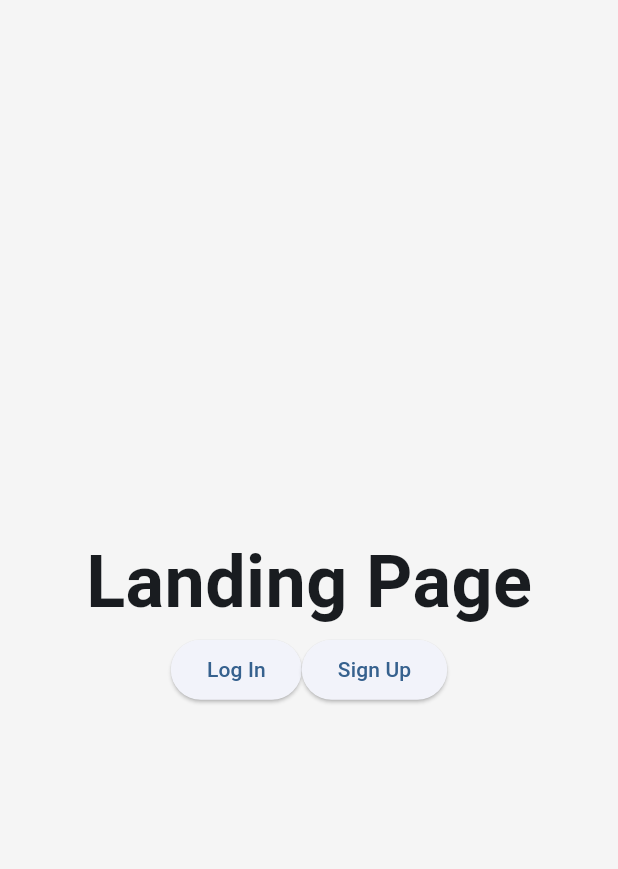
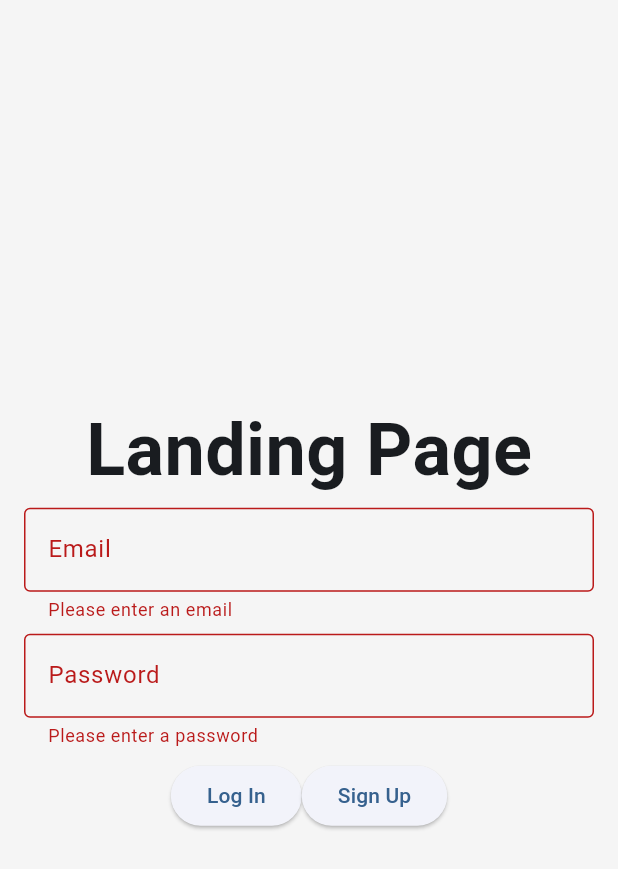
Before and after one commit to giociudadano/echo, a Flutter app: the screen it shows after launch, after a tap on "Log In", on a phone screen of 412 x 824 dp. Shown: the top 869 px of the screen. Run offline on Flutter 3.47's test engine with Material 2 defaults, Android fonts, the phone set to English and light mode, and no system bars; our stand-ins replace firebase_auth, firebase_core; accounts and stored records are empty.

Commit message:
Adds home page support for logged in users

```diff
--- a/lib/login_page.dart
+++ b/lib/login_page.dart
@@ -1,8 +1,13 @@
 import 'package:bullet/signup_page.dart';
 import 'package:flutter/material.dart';
 
+import 'home_page.dart';
+
 class LoginPage extends StatelessWidget {
-  const LoginPage({super.key});
+  LoginPage({super.key});
+  final GlobalKey<FormState> _formKey = GlobalKey<FormState>();
+  final _inputEmail = TextEditingController();
+  final _inputPassword = TextEditingController();
 
   @override
   Widget build(BuildContext context) {
@@ -13,20 +18,69 @@ class LoginPage extends StatelessWidget {
           child: Column(
             mainAxisAlignment: MainAxisAlignment.center,
             children: [
-              Text('Landing Page',
+              const Text('Landing Page',
                 style: TextStyle(fontWeight: FontWeight.w700, fontSize: 48,)
               ),
-              Row(
-                mainAxisSize: MainAxisSize.min,
-                children: [
-                  ElevatedButton(onPressed: () {
-
-                  }, child: Text('Log In'),),
-                  ElevatedButton(onPressed: () {
-                    Navigator.push(context, MaterialPageRoute(builder: (context) => SignupPage()),
-                    );
-                  }, child: Text('Sign Up'),),
-                ],
+              Form(
+                key: _formKey,
+                child: Column(
+                  children: [
+                    Padding(
+                      padding: const EdgeInsets.symmetric(horizontal: 16, vertical: 4),
+                      child: TextFormField(
+                        controller: _inputEmail,
+                        decoration: const InputDecoration(
+                          border: OutlineInputBorder(),
+                          labelText: 'Email',
+                          hintText: 'Enter your email',
+                        ),
+                        validator: (String? value) {
+                          return _verifyEmail(value);
+                        },
+                      ),
+                    ),
+                    Padding(
+                      padding: const EdgeInsets.symmetric(horizontal: 16, vertical: 4),
+                      child: TextFormField(
+                        controller: _inputPassword,
+                        obscureText: true,
+                        decoration: const InputDecoration(
+                          border: OutlineInputBorder(),
+                          labelText: 'Password',
+                          hintText: 'Enter your password',
+                        ),
+                        validator: (String? value) {
+                          return _verifyPassword(value);
+                        },
+                      ),
+                    ),
+                    Padding(
+                      padding: const EdgeInsets.symmetric(horizontal: 16, vertical: 4),
+                      child: Row(
+                        mainAxisSize: MainAxisSize.min,
+                        children: [
+                          ElevatedButton(
+                            onPressed: () {
+                              if (_formKey.currentState!.validate()) {
+                                ScaffoldMessenger.of(context).showSnackBar(const SnackBar(
+                                  content: Text("Account logged in!"),
+                                ));
+                                Navigator.pushAndRemoveUntil(context, MaterialPageRoute(builder: (context) => HomePage()), (route) => false);
+                              }
+                            },
+                            child: const Text('Log In'),
+                          ),
+                          ElevatedButton(
+                            onPressed: () {
+                              Navigator.push(context, MaterialPageRoute(builder: (context) => SignupPage()));
+                            },
+                            child: const Text('Sign Up'),
+                          ),
+                        ],
+                      ),
+                    ),
+                  ],
+                ),
               ),
             ],
           ),
@@ -34,4 +88,18 @@ class LoginPage extends StatelessWidget {
       ),
     );
   }
+
+  _verifyEmail(value) {
+    if (value == null || value.isEmpty) {
+      return 'Please enter an email';
+    }
+    return null;
+  }
+
+  _verifyPassword(value) {
+    if (value == null || value.isEmpty) {
+      return 'Please enter a password';
+    }
+    return null;
+  }
 }
--- a/lib/main.dart
+++ b/lib/main.dart
@@ -3,6 +3,7 @@ import 'package:firebase_core/firebase_core.dart';
 
 import 'firebase_options.dart';
 import 'login_page.dart';
+import 'home_page.dart';
 
 Future<void> main() async {
   WidgetsFlutterBinding.ensureInitialized();
@@ -29,6 +30,8 @@ class MyApp extends StatelessWidget {
 }
 
 class MyAppPage extends StatefulWidget {
+  const MyAppPage({super.key});
+
   @override
   State <MyAppPage> createState() => _MyAppPageState();
 }
```
Also changed, not shown: lib/home_page.dart (added, +24 -0 lines), lib/signup_page.dart (+34 -15 lines).
